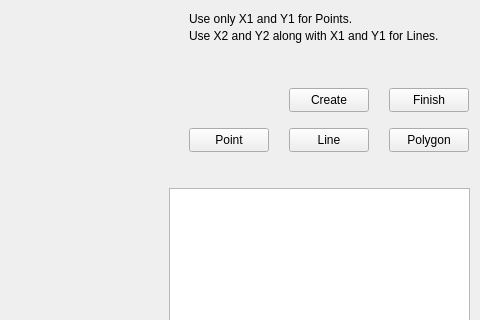
Before: the Qt Designer form mainwindow.ui in Turn555Kenji/CGRenderer, drawn with Qt 5; both pictures show x 451 to 931 and y 172 to 492 of the 931 by 600 pixel window.
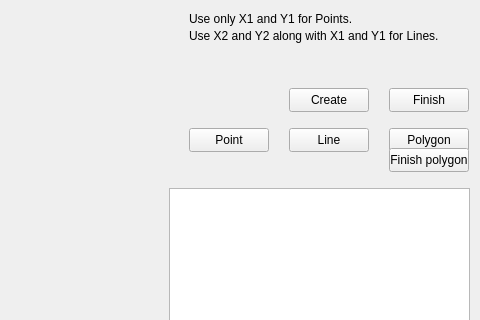
After: the same form once the commit is applied. Custom widgets are drawn as their Qt base class.

Commit message:
fixed drawing types and added object list
object list implementation done by Papuiz

```diff
--- a/mainwindow.ui
+++ b/mainwindow.ui
@@ -280,6 +280,19 @@
      <string>Point</string>
     </property>
    </widget>
+   <widget class="QPushButton" name="openPolygonButton">
+    <property name="geometry">
+     <rect>
+      <x>840</x>
+      <y>320</y>
+      <width>80</width>
+      <height>24</height>
+     </rect>
+    </property>
+    <property name="text">
+     <string>Finish polygon</string>
+    </property>
+   </widget>
   </widget>
   <widget class="QMenuBar" name="menubar">
    <property name="geometry">
```
Left out of the diff: 2 changed lines with no effect on the pictures. The commit also changes 2 other files.
